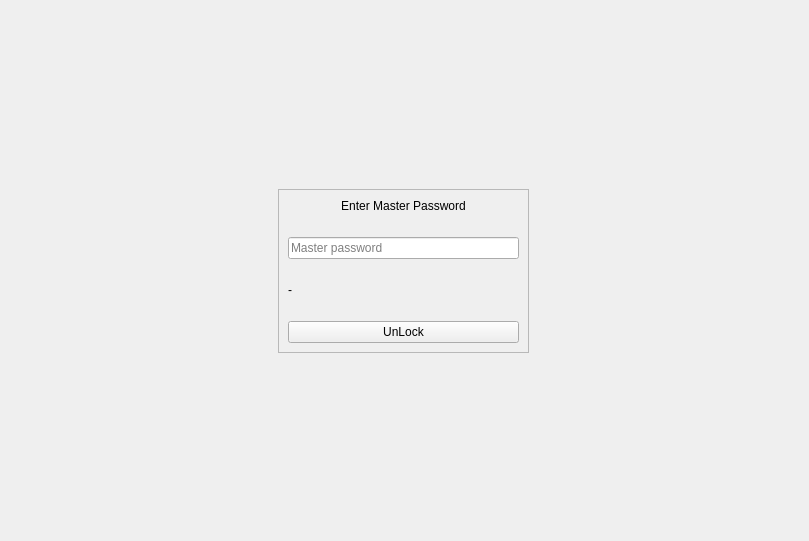
Before: the Qt Designer form login/loginscreen.ui in keshavbhatt/mylocker, drawn with Qt 5.
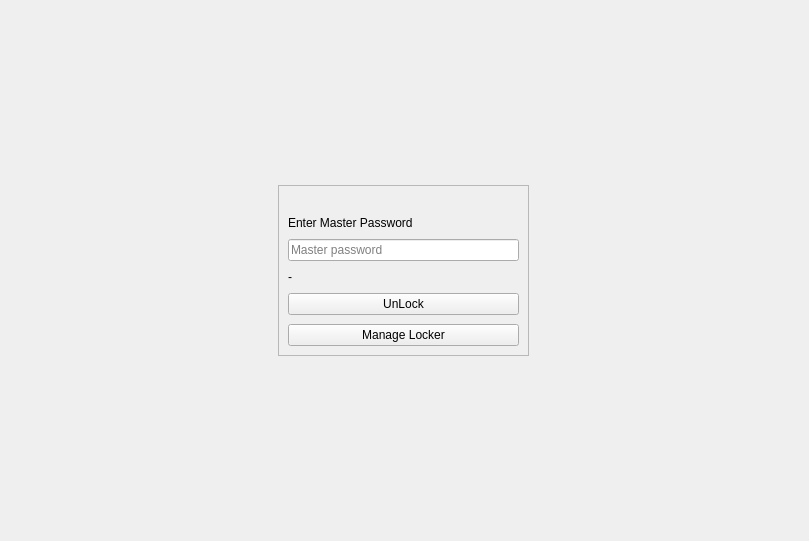
After: the same form once the commit is applied.

What changed in the file:
```diff
--- a/login/loginscreen.ui
+++ b/login/loginscreen.ui
@@ -64,8 +64,26 @@
        </property>
        <layout class="QVBoxLayout" name="verticalLayout_2">
         <property name="spacing">
-         <number>24</number>
+         <number>9</number>
         </property>
+        <item>
+         <widget class="QWidget" name="vaultWidget" native="true">
+          <layout class="QVBoxLayout" name="vaultsWidget">
+           <property name="leftMargin">
+            <number>0</number>
+           </property>
+           <property name="topMargin">
+            <number>0</number>
+           </property>
+           <property name="rightMargin">
+            <number>0</number>
+           </property>
+           <property name="bottomMargin">
+            <number>12</number>
+           </property>
+          </layout>
+         </widget>
+        </item>
         <item>
          <widget class="QLabel" name="label">
           <property name="sizePolicy">
@@ -77,9 +95,6 @@
           <property name="text">
            <string>Enter Master Password</string>
           </property>
-          <property name="alignment">
-           <set>Qt::AlignCenter</set>
-          </property>
          </widget>
         </item>
         <item>
@@ -109,6 +124,13 @@
           </property>
          </widget>
         </item>
+        <item>
+         <widget class="QPushButton" name="manageLockerButton">
+          <property name="text">
+           <string>Manage Locker</string>
+          </property>
+         </widget>
+        </item>
        </layout>
       </widget>
      </item>
```
